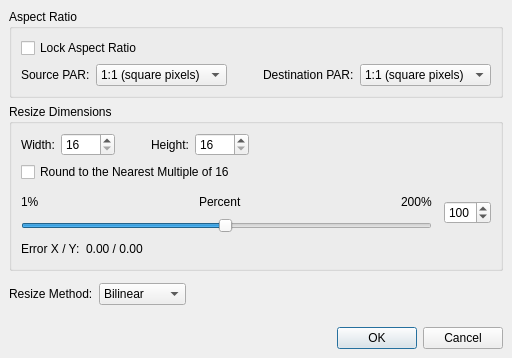
Before: the Qt Designer form utilities/sourcecode/avidemux2-master/avidemux_plugins/ADM_videoFilters6/resize/qt4/resizing.ui in goanimate-archive-organization/wrapper-offIine, drawn with Qt 5.
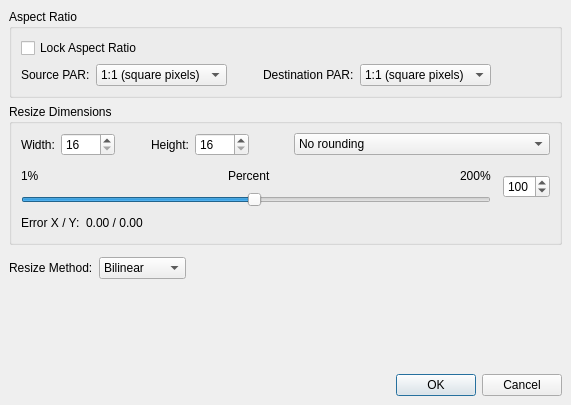
After: the same form once the commit is applied.

```diff
--- a/utilities/sourcecode/avidemux2-master/avidemux_plugins/ADM_videoFilters6/resize/qt4/resizing.ui
+++ b/utilities/sourcecode/avidemux2-master/avidemux_plugins/ADM_videoFilters6/resize/qt4/resizing.ui
@@ -1,36 +1,54 @@
 <ui version="4.0" >
  <class>resizeDialog</class>
- <widget class="QDialog" name="resizeDialog" >
-  <property name="geometry" >
+ <widget class="QDialog" name="resizeDialog">
+  <property name="geometry">
    <rect>
     <x>0</x>
     <y>0</y>
-    <width>350</width>
-    <height>342</height>
+    <width>571</width>
+    <height>405</height>
    </rect>
   </property>
   <property name="windowTitle" >
    <string>Resize</string>
   </property>
-  <layout class="QVBoxLayout" >
-   <property name="margin" >
-    <number>9</number>
-   </property>
-   <property name="spacing" >
+  <layout class="QVBoxLayout">
+   <property name="spacing">
     <number>6</number>
    </property>
+   <property name="leftMargin">
+    <number>9</number>
+   </property>
+   <property name="topMargin">
+    <number>9</number>
+   </property>
+   <property name="rightMargin">
+    <number>9</number>
+   </property>
+   <property name="bottomMargin">
+    <number>9</number>
+   </property>
    <item>
     <widget class="QGroupBox" name="groupBox_2" >
      <property name="title" >
       <string>Aspect Ratio</string>
      </property>
-     <layout class="QVBoxLayout" >
-      <property name="margin" >
-       <number>9</number>
-      </property>
-      <property name="spacing" >
+     <layout class="QVBoxLayout">
+      <property name="spacing">
        <number>6</number>
       </property>
+      <property name="leftMargin">
+       <number>9</number>
+      </property>
+      <property name="topMargin">
+       <number>9</number>
+      </property>
+      <property name="rightMargin">
+       <number>9</number>
+      </property>
+      <property name="bottomMargin">
+       <number>9</number>
+      </property>
       <item>
        <widget class="QCheckBox" name="lockArCheckBox" >
         <property name="text" >
@@ -39,13 +57,22 @@
        </widget>
       </item>
       <item>
-       <layout class="QHBoxLayout" >
-        <property name="margin" >
-         <number>0</number>
-        </property>
-        <property name="spacing" >
+       <layout class="QHBoxLayout">
+        <property name="spacing">
          <number>6</number>
         </property>
+        <property name="leftMargin">
+         <number>0</number>
+        </property>
+        <property name="topMargin">
+         <number>0</number>
+        </property>
+        <property name="rightMargin">
+         <number>0</number>
+        </property>
+        <property name="bottomMargin">
+         <number>0</number>
+        </property>
         <item>
          <widget class="QLabel" name="label_4" >
           <property name="text" >
@@ -117,21 +144,39 @@
      <property name="title" >
       <string>Resize Dimensions</string>
      </property>
-     <layout class="QVBoxLayout" >
-      <property name="margin" >
-       <number>9</number>
-      </property>
-      <property name="spacing" >
+     <layout class="QVBoxLayout">
+      <property name="spacing">
        <number>6</number>
       </property>
+      <property name="leftMargin">
+       <number>9</number>
+      </property>
+      <property name="topMargin">
+       <number>9</number>
+      </property>
+      <property name="rightMargin">
+       <number>9</number>
+      </property>
+      <property name="bottomMargin">
+       <number>9</number>
+      </property>
       <item>
-       <layout class="QHBoxLayout" >
-        <property name="margin" >
-         <number>0</number>
-        </property>
-        <property name="spacing" >
+       <layout class="QHBoxLayout">
+        <property name="spacing">
          <number>6</number>
         </property>
+        <property name="leftMargin">
+         <number>0</number>
+        </property>
+        <property name="topMargin">
+         <number>0</number>
+        </property>
+        <property name="rightMargin">
+         <number>0</number>
+        </property>
+        <property name="bottomMargin">
+         <number>0</number>
+        </property>
         <item>
          <widget class="QLabel" name="label" >
           <property name="text" >
@@ -201,15 +246,38 @@
           </property>
          </spacer>
         </item>
+        <item>
+         <widget class="QComboBox" name="comboBoxRoundup">
+          <property name="minimumSize">
+           <size>
+            <width>256</width>
+            <height>0</height>
+           </size>
+          </property>
+          <item>
+           <property name="text">
+            <string>No rounding</string>
+           </property>
+          </item>
+          <item>
+           <property name="text">
+            <string>Round to the Nearest Multiple of 16</string>
+           </property>
+          </item>
+          <item>
+           <property name="text">
+            <string>Round to the Nearest Multiple of 8</string>
+           </property>
+          </item>
+          <item>
+           <property name="text">
+            <string>Round to the Nearest Multiple of 4</string>
+           </property>
+          </item>
+         </widget>
+        </item>
        </layout>
       </item>
-      <item>
-       <widget class="QCheckBox" name="checkBoxRoundup" >
-        <property name="text" >
-         <string>Round to the Nearest Multiple of 16</string>
-        </property>
-       </widget>
-      </item>
       <item>
        <spacer>
         <property name="orientation" >
@@ -227,37 +295,73 @@
        </spacer>
       </item>
       <item>
-       <layout class="QVBoxLayout" >
-        <property name="margin" >
-         <number>0</number>
-        </property>
-        <property name="spacing" >
+       <layout class="QVBoxLayout">
+        <property name="spacing">
          <number>6</number>
         </property>
+        <property name="leftMargin">
+         <number>0</number>
+        </property>
+        <property name="topMargin">
+         <number>0</number>
+        </property>
+        <property name="rightMargin">
+         <number>0</number>
+        </property>
+        <property name="bottomMargin">
+         <number>0</number>
+        </property>
         <item>
-         <layout class="QHBoxLayout" >
-          <property name="margin" >
-           <number>0</number>
-          </property>
-          <property name="spacing" >
+         <layout class="QHBoxLayout">
+          <property name="spacing">
            <number>12</number>
           </property>
+          <property name="leftMargin">
+           <number>0</number>
+          </property>
+          <property name="topMargin">
+           <number>0</number>
+          </property>
+          <property name="rightMargin">
+           <number>0</number>
+          </property>
+          <property name="bottomMargin">
+           <number>0</number>
+          </property>
           <item>
-           <layout class="QVBoxLayout" >
-            <property name="margin" >
-             <number>0</number>
-            </property>
-            <property name="spacing" >
+           <layout class="QVBoxLayout">
+            <property name="spacing">
              <number>6</number>
             </property>
+            <property name="leftMargin">
+             <number>0</number>
+            </property>
+            <property name="topMargin">
+             <number>0</number>
+            </property>
+            <property name="rightMargin">
+             <number>0</number>
+            </property>
+            <property name="bottomMargin">
+             <number>0</number>
+            </property>
             <item>
-             <layout class="QHBoxLayout" >
-              <property name="margin" >
-               <number>0</number>
-              </property>
-              <property name="spacing" >
+             <layout class="QHBoxLayout">
+              <property name="spacing">
                <number>6</number>
               </property>
+              <property name="leftMargin">
+               <number>0</number>
+              </property>
+              <property name="topMargin">
+               <number>0</number>
+              </property>
+              <property name="rightMargin">
+               <number>0</number>
+              </property>
+              <property name="bottomMargin">
+               <number>0</number>
+              </property>
               <item>
                <widget class="QLabel" name="label_8" >
                 <property name="text" >
@@ -326,14 +430,14 @@
            </layout>
           </item>
           <item>
-           <widget class="QSpinBox" name="percentageSpinBox" >
-            <property name="maximum" >
-             <number>200</number>
-            </property>
-            <property name="minimum" >
+           <widget class="QSpinBox" name="percentageSpinBox">
+            <property name="minimum">
              <number>1</number>
             </property>
-            <property name="value" >
+            <property name="maximum">
+             <number>200</number>
+            </property>
+            <property name="value">
              <number>100</number>
             </property>
            </widget>
@@ -341,13 +445,22 @@
          </layout>
         </item>
         <item>
-         <layout class="QHBoxLayout" >
-          <property name="margin" >
-           <number>0</number>
-          </property>
-          <property name="spacing" >
+         <layout class="QHBoxLayout">
+          <property name="spacing">
            <number>6</number>
           </property>
+          <property name="leftMargin">
+           <number>0</number>
+          </property>
+          <property name="topMargin">
+           <number>0</number>
+          </property>
+          <property name="rightMargin">
+           <number>0</number>
+          </property>
+          <property name="bottomMargin">
+           <number>0</number>
+          </property>
           <item>
            <widget class="QLabel" name="label_10" >
             <property name="text" >
@@ -399,13 +512,22 @@
     </spacer>
    </item>
    <item>
-    <layout class="QHBoxLayout" >
-     <property name="margin" >
-      <number>0</number>
-     </property>
-     <property name="spacing" >
+    <layout class="QHBoxLayout">
+     <property name="spacing">
       <number>6</number>
      </property>
+     <property name="leftMargin">
+      <number>0</number>
+     </property>
+     <property name="topMargin">
+      <number>0</number>
+     </property>
+     <property name="rightMargin">
+      <number>0</number>
+     </property>
+     <property name="bottomMargin">
+      <number>0</number>
+     </property>
      <item>
       <widget class="QLabel" name="label_6" >
        <property name="text" >
@@ -473,8 +595,8 @@
      <property name="orientation" >
       <enum>Qt::Horizontal</enum>
      </property>
-     <property name="standardButtons" >
-      <set>QDialogButtonBox::Cancel|QDialogButtonBox::NoButton|QDialogButtonBox::Ok</set>
+     <property name="standardButtons">
+      <set>QDialogButtonBox::Cancel|QDialogButtonBox::Ok</set>
      </property>
     </widget>
    </item>
```
Left out of the diff: 174 changed lines with no effect on the pictures.
